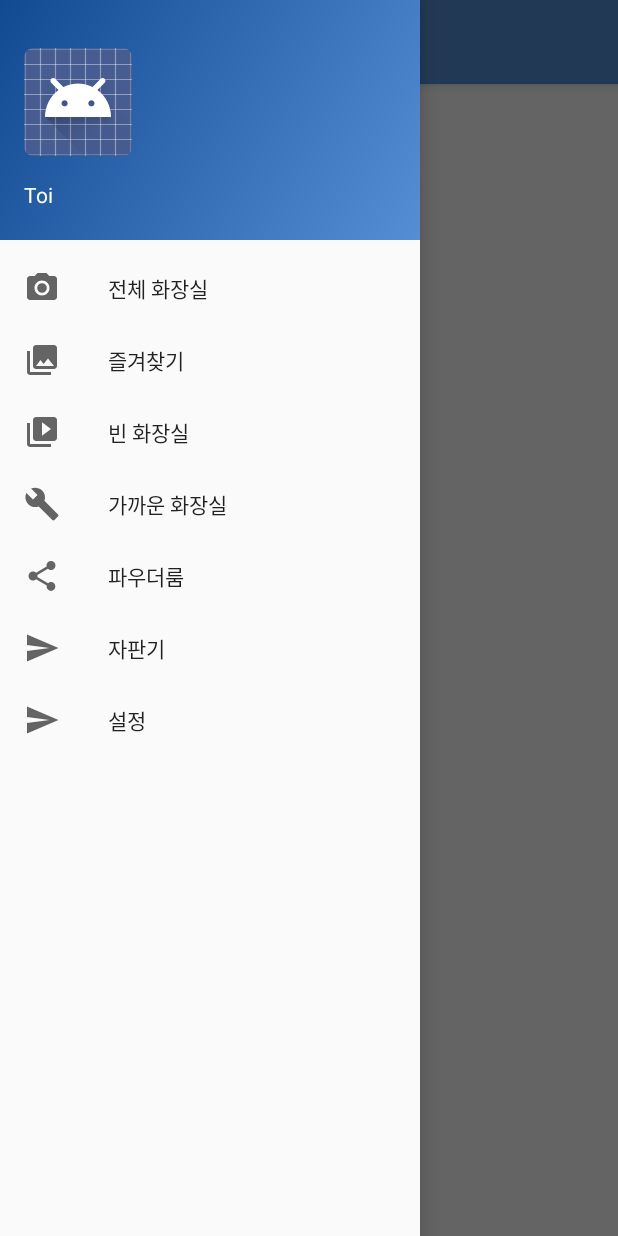
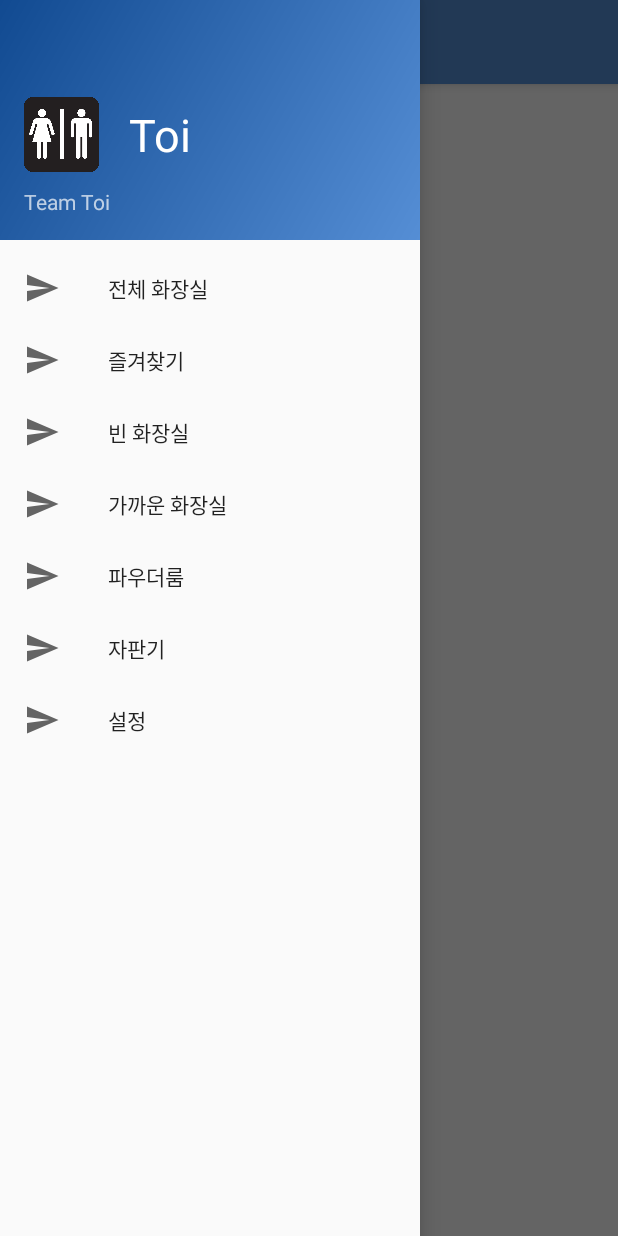
Before and after one commit to jiminYi/Toi, an Android app: the screen it shows after launch (MainActivity), with the side drawer open, on a phone screen of 412 x 824 dp. Run offline under Robolectric (Android 15) with nearby library versions, the phone set to English and light mode, and no system bars; 3 statements that could not run were skipped.

Commit message:
modify some UI

```diff
--- a/Toi_Android/app/src/main/AndroidManifest.xml
+++ b/Toi_Android/app/src/main/AndroidManifest.xml
@@ -6,7 +6,7 @@
 
     <application
         android:allowBackup="true"
-        android:icon="@mipmap/ic_launcher"
+        android:icon="@mipmap/icon"
         android:label="@string/app_name"
         android:supportsRtl="true"
         android:theme="@style/AppTheme">
--- a/Toi_Android/app/src/main/java/com/toi/teamtoi/toi/MainActivity.java
+++ b/Toi_Android/app/src/main/java/com/toi/teamtoi/toi/MainActivity.java
@@ -19,7 +19,7 @@ import android.view.MenuItem;
 
 public class MainActivity extends AppCompatActivity implements NavigationView.OnNavigationItemSelectedListener {
     public static final String KEY_FIRST = "first";
-    public static final String SERVER_ADDR = "http://SERVER_IP/";
+    public static final String SERVER_ADDR = "http://35.161.133.201/";
 
     @Override
     protected void onCreate(Bundle savedInstanceState) {
--- a/Toi_Android/app/src/main/res/layout/nav_header_main.xml
+++ b/Toi_Android/app/src/main/res/layout/nav_header_main.xml
@@ -11,22 +11,32 @@
     android:paddingTop="@dimen/activity_vertical_margin"
     android:theme="@style/ThemeOverlay.AppCompat.Dark">
 
-    <ImageView
-        android:id="@+id/imageView"
-        android:layout_width="wrap_content"
-        android:layout_height="wrap_content"
-        android:paddingTop="@dimen/nav_header_vertical_spacing"
-        android:src="@android:drawable/sym_def_app_icon" />
-
-    <TextView
+    <LinearLayout
+        android:orientation="horizontal"
         android:layout_width="match_parent"
         android:layout_height="wrap_content"
-        android:paddingTop="@dimen/nav_header_vertical_spacing"
-        android:text="Toi"
-        android:textAppearance="@style/TextAppearance.AppCompat.Body1" />
+        android:layout_gravity="center_horizontal">
+
+        <ImageView
+            android:id="@+id/imageView"
+            android:layout_width="50dp"
+            android:layout_height="50dp"
+            android:src="@drawable/icon" />
+
+        <TextView
+            android:layout_width="wrap_content"
+            android:layout_height="wrap_content"
+            android:layout_gravity="center_vertical"
+            android:text="Toi"
+            android:layout_marginLeft="20dp"
+            android:textSize="30dp"
+            android:textAppearance="@style/TextAppearance.AppCompat.Body1" />
+
+    </LinearLayout>
 
     <TextView
         android:id="@+id/textView"
+        android:paddingTop="10dp"
         android:layout_width="wrap_content"
         android:layout_height="wrap_content"
         android:text="Team Toi" />
--- a/Toi_Android/app/src/main/res/menu/activity_main_drawer.xml
+++ b/Toi_Android/app/src/main/res/menu/activity_main_drawer.xml
@@ -4,23 +4,23 @@
     <group android:checkableBehavior="single">
         <item
             android:id="@+id/nav_whole"
-            android:icon="@drawable/ic_menu_camera"
+            android:icon="@drawable/ic_menu_send"
             android:title="전체 화장실" />
         <item
             android:id="@+id/nav_favorite"
-            android:icon="@drawable/ic_menu_gallery"
+            android:icon="@drawable/ic_menu_send"
             android:title="즐겨찾기" />
         <item
             android:id="@+id/nav_empty"
-            android:icon="@drawable/ic_menu_slideshow"
+            android:icon="@drawable/ic_menu_send"
             android:title="빈 화장실" />
         <item
             android:id="@+id/nav_near"
-            android:icon="@drawable/ic_menu_manage"
+            android:icon="@drawable/ic_menu_send"
             android:title="가까운 화장실" />
         <item
             android:id="@+id/nav_powder_room"
-            android:icon="@drawable/ic_menu_share"
+            android:icon="@drawable/ic_menu_send"
             android:title="파우더룸" />
         <item
             android:id="@+id/nav_vending_machine"
```
Also changed, not shown: Toi_Android/app/src/main/res/drawable/icon.png (added), Toi_Android/app/src/main/res/mipmap-hdpi/icon.png (added).
